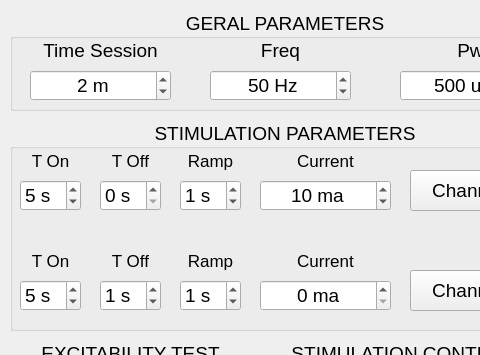
Qt form Estimulema Diag and Train/Estimulema V0.3 Rv1.ui (lara-unb/Estimulema) before a commit; both pictures show x 0 to 480 and y 0 to 355 of the 572 by 573 pixel window.
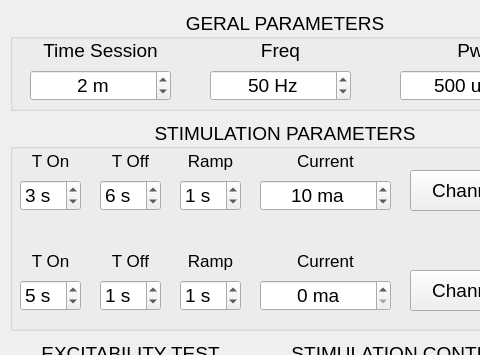
The same form after that commit. Icons and pictures are not drawn.

Diff of the .ui file:
```diff
--- a/Estimulema Diag and Train/Estimulema V0.3 Rv1.ui
+++ b/Estimulema Diag and Train/Estimulema V0.3 Rv1.ui
@@ -450,7 +450,7 @@
       <number>1</number>
      </property>
      <property name="value">
-      <number>5</number>
+      <number>3</number>
      </property>
     </widget>
     <widget class="QPushButton" name="pushButton_ch2">
@@ -503,7 +503,7 @@
       <number>0</number>
      </property>
      <property name="value">
-      <number>0</number>
+      <number>6</number>
      </property>
     </widget>
     <widget class="QLabel" name="label_9">
```
